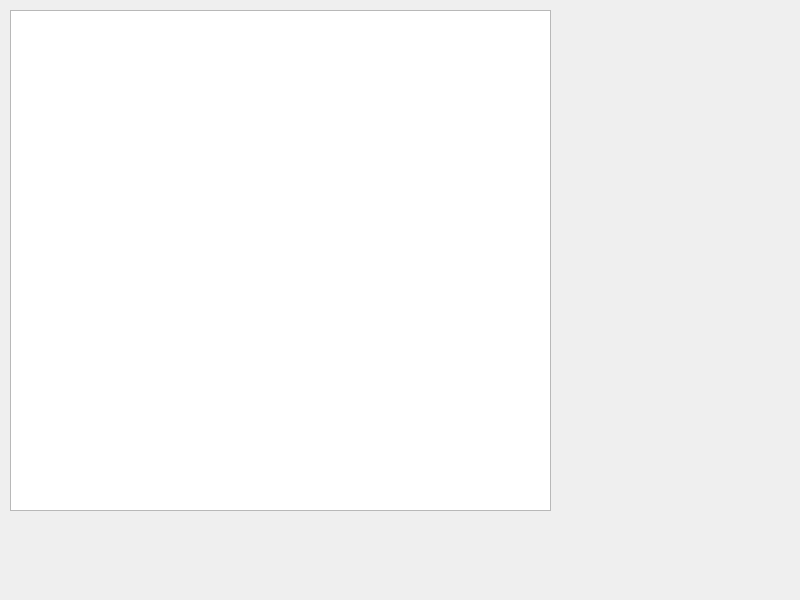
Above: widget.ui from shixuanLin1009/BattleCity before the change. Below: the same form after it.
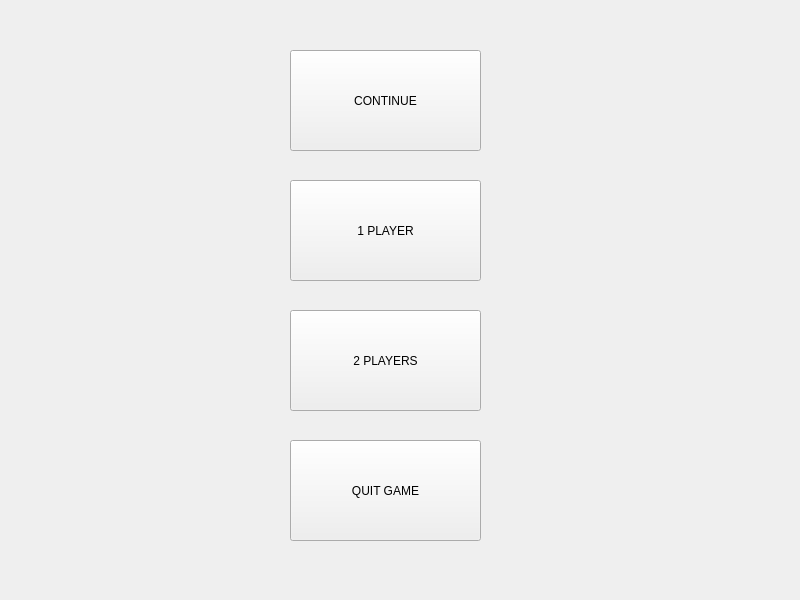
That is the form after the change.

Diff of the .ui file:
```diff
--- a/widget.ui
+++ b/widget.ui
@@ -13,14 +13,56 @@
   <property name="windowTitle">
    <string>Widget</string>
   </property>
-  <widget class="QGraphicsView" name="graphicsView">
+  <widget class="QPushButton" name="startGameButton">
    <property name="geometry">
     <rect>
-     <x>10</x>
-     <y>10</y>
-     <width>541</width>
-     <height>501</height>
+     <x>290</x>
+     <y>180</y>
+     <width>191</width>
+     <height>101</height>
     </rect>
+   </property>
+   <property name="text">
+    <string>1 PLAYER</string>
+   </property>
+  </widget>
+  <widget class="QPushButton" name="startGameButton_2">
+   <property name="geometry">
+    <rect>
+     <x>290</x>
+     <y>310</y>
+     <width>191</width>
+     <height>101</height>
+    </rect>
+   </property>
+   <property name="text">
+    <string>2 PLAYERS</string>
+   </property>
+  </widget>
+  <widget class="QPushButton" name="startGameButton_3">
+   <property name="geometry">
+    <rect>
+     <x>290</x>
+     <y>440</y>
+     <width>191</width>
+     <height>101</height>
+    </rect>
+   </property>
+   <property name="text">
+    <string>QUIT GAME</string>
+   </property>
+  </widget>
+  <widget class="QPushButton" name="startGameButton_4">
+   <property name="geometry">
+    <rect>
+     <x>290</x>
+     <y>50</y>
+     <width>191</width>
+     <height>101</height>
+    </rect>
+   </property>
+   <property name="text">
+    <string>CONTINUE</string>
    </property>
   </widget>
  </widget>
```
